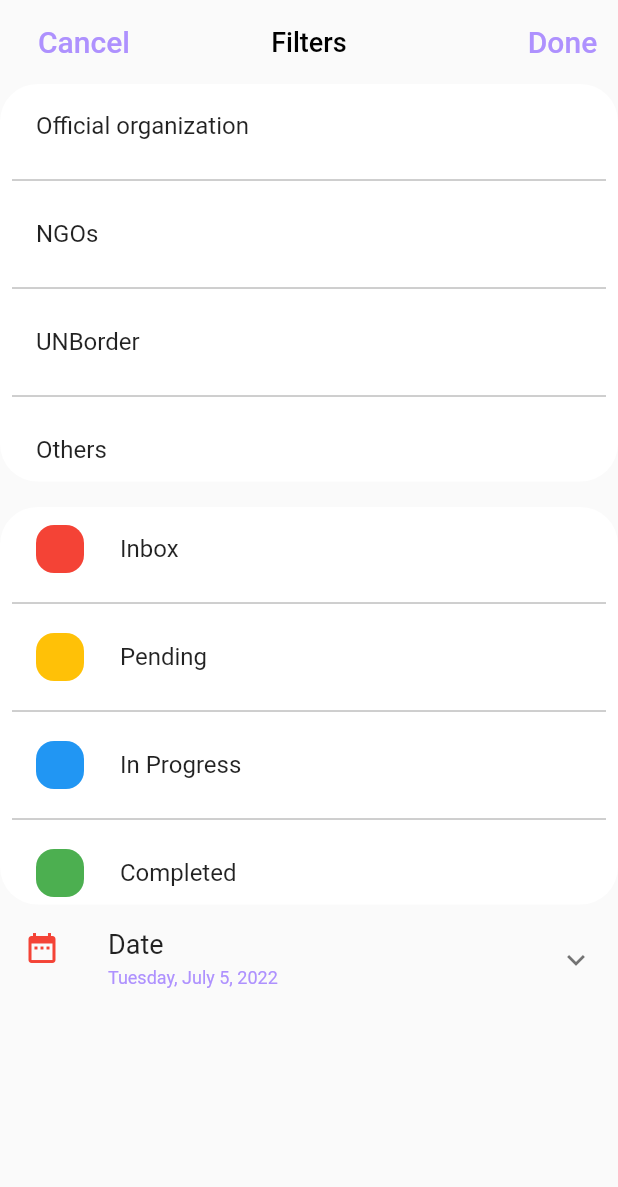
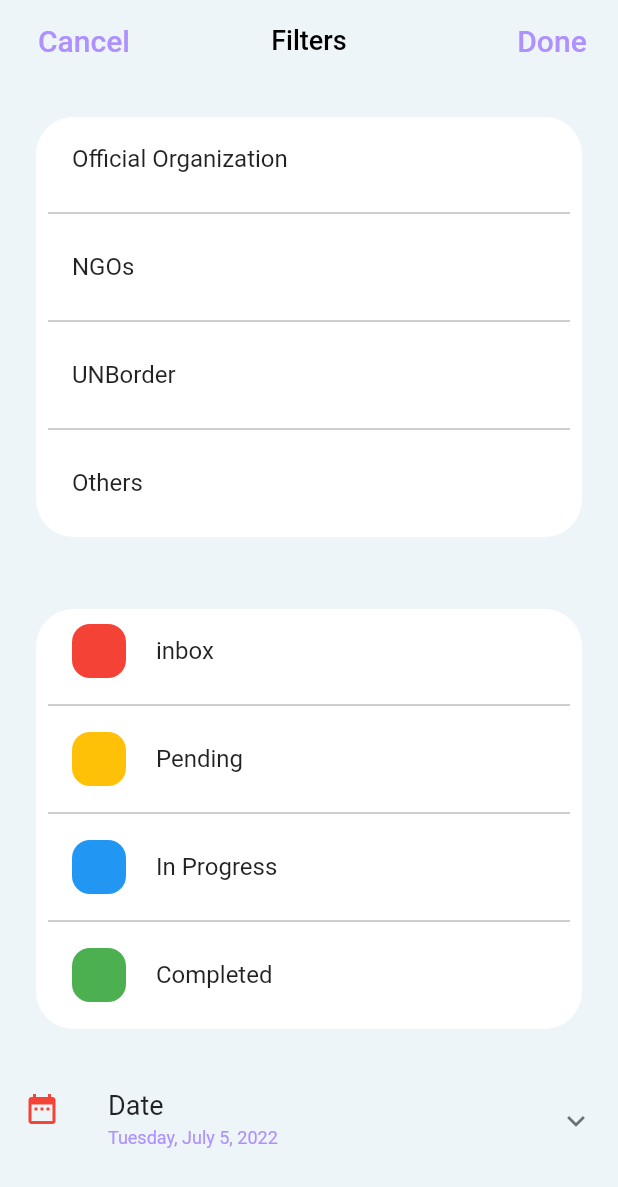
Before and after one commit to https-github-com-haythambahlool/consultation_app, a Flutter app: the FilterScreen screen opened by its route, on a phone screen of 412 x 824 dp. Shown: the top 1187 px of the screen. Run offline on Flutter 3.47's test engine with Material 2 defaults, Android fonts, the phone set to English and light mode, and no system bars; our stand-ins replace animated_splash_screen, animated_text_kit, awesome_snackbar_content, font_awesome_flutter, google_fonts, image_picker and 5 more; missing offline and left inert: material_tag_editor; accounts and stored records are empty; generated files the repository leaves out were written again; Roboto replaces fonts that are missing (Tajawal).

Commit message:
fix all issues related to ui screens.

```diff
--- a/lib/components/OrganizationDetails.dart/CommentField.dart
+++ b/lib/components/OrganizationDetails.dart/CommentField.dart
@@ -16,7 +16,7 @@ class CommentField extends StatelessWidget {
       margin: EdgeInsets.symmetric(vertical: 10),
       child: TextFormField(
         decoration: InputDecoration(
-            contentPadding: EdgeInsets.only(left: 100, bottom: 40),
+            contentPadding: EdgeInsets.only(left: 50, bottom: 12, right: 50),
             hintText: AppLocalizations.of(context)!.addNewActivity,
             hintStyle: TextStyle(
               color: Colors.grey[500],
--- a/lib/components/homeScreen/OrganizationCard.dart
+++ b/lib/components/homeScreen/OrganizationCard.dart
@@ -28,18 +28,19 @@ class OrganizationCard extends StatelessWidget {
   Widget build(BuildContext context) {
     return GestureDetector(
       onTap: () {
-       Navigator.pushNamed(context, Routes.detailsRoute);
+        Navigator.pushNamed(context, Routes.detailsRoute);
       },
       child: Container(
         margin: EdgeInsets.symmetric(vertical: 10),
         padding: EdgeInsets.all(15),
-        height: 200,
+        height: 210,
         width: mysize.width - 50,
         decoration: BoxDecoration(
           color: Colors.white,
           borderRadius: BorderRadius.circular(25),
         ),
         child: Column(
+          mainAxisSize: MainAxisSize.min,
           mainAxisAlignment: MainAxisAlignment.start,
           crossAxisAlignment: CrossAxisAlignment.start,
           children: [
@@ -119,6 +120,7 @@ class OrganizationCard extends StatelessWidget {
               width: 150, height: 40,
               padding: EdgeInsets.only(left: 25),
               child: ListView.builder(
+                  shrinkWrap: true,
                   scrollDirection: Axis.horizontal,
                   itemCount: images.length,
                   itemBuilder: (context, index) {
--- a/lib/components/my_app_bar.dart
+++ b/lib/components/my_app_bar.dart
@@ -30,7 +30,9 @@ class MyAppBar extends StatelessWidget implements PreferredSizeWidget {
               fontSize: 20,
             ),
           ),
-          onPressed: () {},
+          onPressed: () {
+            Navigator.pop(context);
+          },
         ),
       ),
       actions: [
--- a/lib/l10n/app_en.arb
+++ b/lib/l10n/app_en.arb
@@ -36,6 +36,10 @@
     "addImage": "Add Image",
     "activity": "Activity",
     "addNewActivity": "Add New Activity...",
+    "emailDetails": "Mail Details",
+    "home": "Home",
+    "filter": "Filters",
+    "found": "Found",
+    "show": "Show"
 
-    "activity": "Activity"
 }
--- a/lib/view/LoginSignup.dart
+++ b/lib/view/LoginSignup.dart
@@ -440,7 +440,7 @@ class _LoginSignupState extends State<LoginSignup> {
                 },
                 child: Container(
                   alignment: Alignment.center,
-                  width: 120,
+                  width: 130,
                   height: 35,
                   decoration: BoxDecoration(
                     borderRadius: BorderRadius.circular(20),
@@ -467,7 +467,7 @@ class _LoginSignupState extends State<LoginSignup> {
                 },
                 child: Container(
                   alignment: Alignment.center,
-                  width: 120,
+                  width: 118,
                   height: 35,
                   decoration: BoxDecoration(
                     borderRadius: BorderRadius.circular(20),
--- a/lib/view/search_filters.dart
+++ b/lib/view/search_filters.dart
@@ -1,9 +1,11 @@
+import 'package:consultation_app/components/my_app_bar.dart';
 import 'package:flutter/material.dart';
 // import 'package:syncfusion_flutter_datepicker/datepicker.dart';
 
 import '../components/category_list_tile.dart';
 import '../components/status_list_tile.dart';
 import '../constant/const.dart';
+import 'package:flutter_gen/gen_l10n/app_localizations.dart';
 
 class FilterScreen extends StatefulWidget {
   const FilterScreen({Key? key}) : super(key: key);
@@ -13,103 +15,133 @@ class FilterScreen extends StatefulWidget {
 }
 
 class _FilterScreenState extends State<FilterScreen> {
-  final List<CategoryListTile> categories = <CategoryListTile>[
-    CategoryListTile(title: 'Official organization'),
-    CategoryListTile(title: 'NGOs'),
-    CategoryListTile(title: 'UNBorder'),
-    CategoryListTile(title: 'Others')
-  ];
+  int valueCategory = 0;
+  int valueStatus = 0;
+  Widget customListTileButtonCategory(String text, int index) {
+    return ListTile(
+      onTap: () {
+        setState(() {
+          valueCategory = index;
+        });
+      },
+      title: Text(
+        text,
+      ),
+      trailing: (valueCategory == index)
+          ? Icon(
+              Icons.check,
+              color: ksecColor,
+            )
+          : SizedBox(),
+    );
+  }
 
-  final List<StatusListTile> statuses = <StatusListTile>[
-    StatusListTile(title: 'Inbox', color: Colors.red),
-    StatusListTile(title: 'Pending', color: Colors.amber),
-    StatusListTile(title: 'In Progress', color: Colors.blue),
-    StatusListTile(title: 'Completed', color: Colors.green)
-  ];
+  Widget customListTileButtonStatus(String text, int index, Color color) {
+    return ListTile(
+      onTap: () {
+        setState(() {
+          valueStatus = index;
+        });
+      },
+      title: Text(
+        text,
+      ),
+      leading: Container(
+        width: 36,
+        height: 36,
+        decoration: BoxDecoration(
+          color: color,
+          borderRadius: BorderRadius.circular(12),
+        ),
+      ),
+      trailing: (valueStatus == index)
+          ? Icon(
+              Icons.check,
+              color: ksecColor,
+            )
+          : SizedBox(),
+    );
+  }
 
   @override
   Widget build(BuildContext context) {
     return Scaffold(
-      appBar: AppBar(
-        leadingWidth: 100,
-        backgroundColor: Colors.transparent,
-        elevation: 0.0,
-        title: const Text("Filters",
-            style: TextStyle(
-                color: Colors.black,
-                fontSize: 18,
-                fontWeight: FontWeight.w500)),
-        centerTitle: true,
-        leading: Container(
-          margin: const EdgeInsets.only(left: 12),
-          child: TextButton(
-            child: const Text(
-              'Cancel',
-              style: TextStyle(
-                color: ksecColor,
-                fontSize: 20,
-              ),
-            ),
-            onPressed: () {
-              Navigator.pop(context);
-            },
-          ),
-        ),
-        actions: [
-          Padding(
-            padding: const EdgeInsets.only(right: 5),
-            child: TextButton(
-              child: const Text(
-                'Done',
-                style: TextStyle(
-                  color: ksecColor,
-                  fontSize: 20,
-                ),
-              ),
-              onPressed: () {},
-            ),
-          ),
-        ],
-      ),
-      body: Column(
+      backgroundColor: backgrondColor,
+      appBar: MyAppBar(title: AppLocalizations.of(context)!.filter),
+      body: SingleChildScrollView(
+        child: Container(
+          child: Column(
             children: [
               Container(
-              height: 265,
-              // margin: EdgeInsets.all(5),
+                  height: 280,
+                  margin: EdgeInsets.all(24),
                   padding: EdgeInsets.only(left: 8, right: 8),
                   decoration: BoxDecoration(
                     color: Colors.white,
                     borderRadius: BorderRadius.circular(25),
                   ),
-              child: ListView.separated(
-                  itemCount: categories.length,
-                  itemBuilder: (BuildContext context, int index) {
-                    return categories[index];
-                  },
-                  separatorBuilder: (BuildContext context, int index) =>
+                  child: Column(
+                    mainAxisSize: MainAxisSize.min,
+                    children: [
+                      customListTileButtonCategory(
+                          AppLocalizations.of(context)!.officialOrganization,
+                          1),
                       const Divider(
                         color: Colors.grey,
-                      ))),
-          SizedBox(height: 17),
+                      ),
+                      customListTileButtonCategory(
+                          AppLocalizations.of(context)!.ngos, 2),
+                      const Divider(
+                        color: Colors.grey,
+                      ),
+                      customListTileButtonCategory(
+                          AppLocalizations.of(context)!.unBorder, 3),
+                      const Divider(
+                        color: Colors.grey,
+                      ),
+                      customListTileButtonCategory(
+                          AppLocalizations.of(context)!.other, 4)
+                    ],
+                  )),
               Container(
-              height: 265,
-              // margin: EdgeInsets.all(24),
+                  height: 280,
+                  margin: EdgeInsets.all(24),
                   padding: EdgeInsets.only(left: 8, right: 8),
                   decoration: BoxDecoration(
                     color: Colors.white,
                     borderRadius: BorderRadius.circular(25),
                   ),
-              child: ListView.separated(
-                  itemCount: statuses.length,
-                  itemBuilder: (BuildContext context, int index) {
-                    return statuses[index];
-                  },
-                  separatorBuilder: (BuildContext context, int index) =>
+                  child: Column(
+                    mainAxisSize: MainAxisSize.min,
+                    children: [
+                      customListTileButtonStatus(
+                          AppLocalizations.of(context)!.inbox, 1, Colors.red),
                       const Divider(
                         color: Colors.grey,
-                      ))),
+                      ),
+                      customListTileButtonStatus(
+                          AppLocalizations.of(context)!.pending,
+                          2,
+                          Colors.amber),
+                      const Divider(
+                        color: Colors.grey,
+                      ),
+                      customListTileButtonStatus(
+                          AppLocalizations.of(context)!.inProgress,
+                          3,
+                          Colors.blue),
+                      const Divider(
+                        color: Colors.grey,
+                      ),
+                      customListTileButtonStatus(
+                          AppLocalizations.of(context)!.completed,
+                          4,
+                          Colors.green)
+                    ],
+                  )),
               ExpansionTile(
-              title: const Text('Date', style: TextStyle(fontSize: 18)),
+                  title: Text(AppLocalizations.of(context)!.date,
+                      style: TextStyle(fontSize: 18)),
                   leading: const Icon(
                     Icons.date_range,
                     color: Colors.red,
@@ -130,6 +162,8 @@ class _FilterScreenState extends State<FilterScreen> {
                   ]),
             ],
           ),
+        ),
+      ),
     );
   }
 }
```
Also changed, not shown: lib/components/AddImageCard.dart (+5 -3 lines), lib/l10n/app_ar.arb (+6 -1 lines), lib/view/OfficialOrganization.dart (+23 -35 lines), lib/view/home.dart (+6 -4 lines), lib/view/search.dart (+32 -32 lines). Lines whose indentation alone changed are shown as unchanged.
